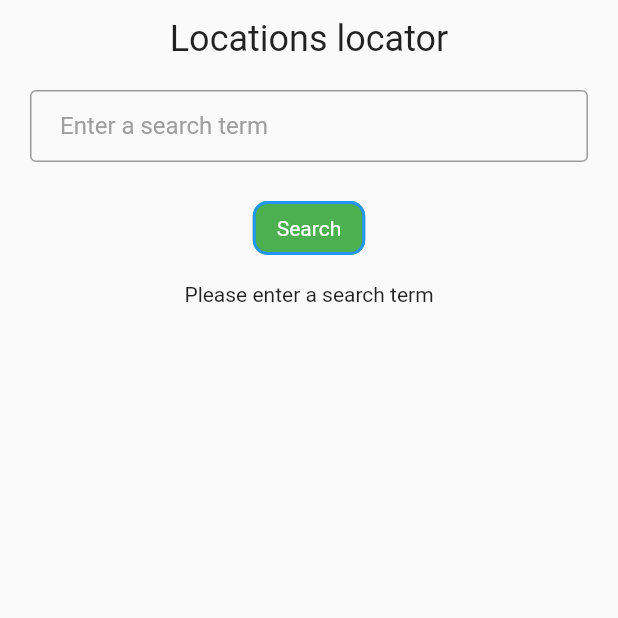
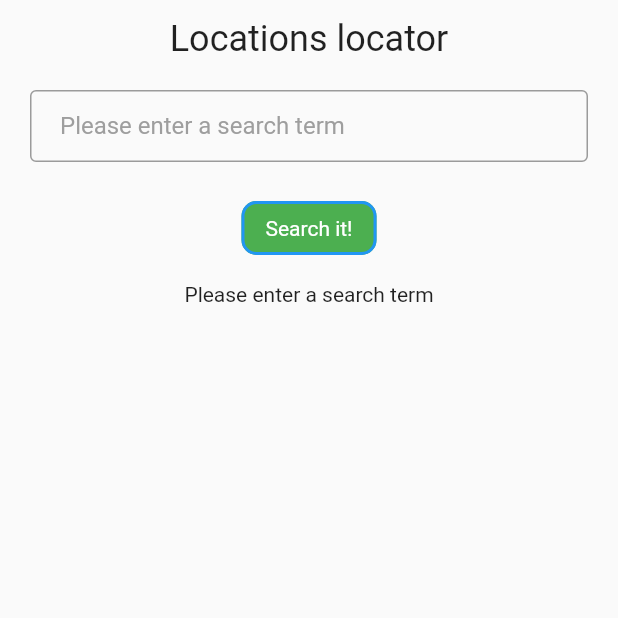
Before and after one commit to taras-git/mentztest, a Flutter app: the screen it shows after launch, on a phone screen of 412 x 824 dp, the top half of it. Run offline on Flutter 3.47's test engine with Material 2 defaults, Android fonts, the phone set to English and light mode, and no system bars; our stand-ins replace flutter_riverpod, freezed_annotation, go_router; project files that could hold a hidden picture were left out.

Commit message:
Fixing small typos

```diff
--- a/lib/widgets/locations_list.dart
+++ b/lib/widgets/locations_list.dart
@@ -39,13 +39,13 @@ class LocationsList extends ConsumerWidget {
                         autocorrect: false,
                         validator: (value) {
                           if (value == null || value.isEmpty) {
-                            return 'Please enter search text';
+                            return 'Please enter a search term';
                           }
                           return null;
                         },
                         decoration: const InputDecoration(
                           border: OutlineInputBorder(),
-                          hintText: 'Enter a search term',
+                          hintText: 'Please enter a search term',
                         ),
                       ),
                     ),
@@ -59,7 +59,7 @@ class LocationsList extends ConsumerWidget {
                       }
                       textFieldController.clear();
                     },
-                    child: const Text('Search'),
+                    child: const Text('Search it!'),
                   ),
                 ],
               ),
```
